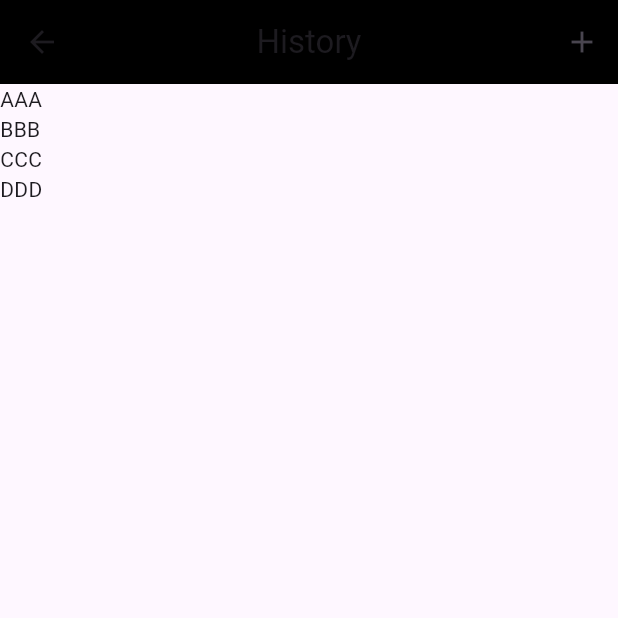
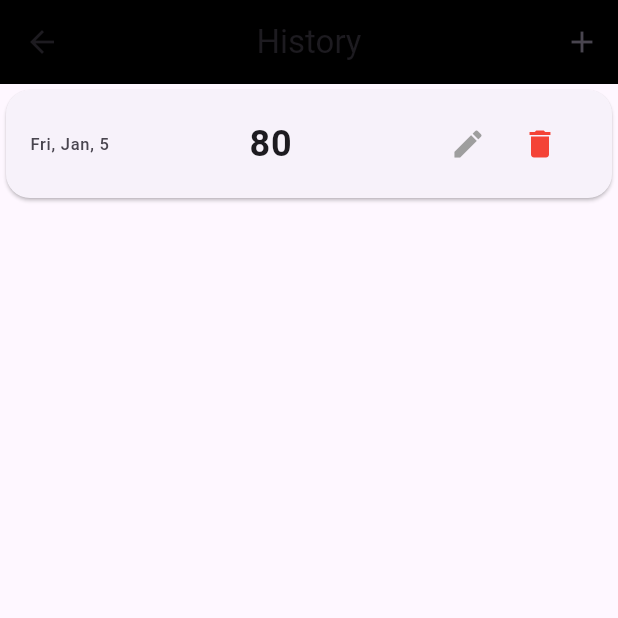
Before and after one commit to farukdidin25/weight_tracker_app, a Flutter app: the HistoryScreen screen opened directly, after a tap on the "add" icon, on a phone screen of 412 x 824 dp, the top half of it. Run offline on Flutter 3.47's test engine with Material 3 defaults, Android fonts, the light colour scheme and no system bars; our stand-ins replace animated_bottom_navigation_bar, freezed_annotation, get.

Commit message:
removeRecord method

```diff
--- a/lib/view-model/controller.dart
+++ b/lib/view-model/controller.dart
@@ -4,13 +4,18 @@ import '../models/record.dart';
 
 class Controller extends GetxController {
   var records = <Record>[
-    Record(dateTime: DateTime.now(), weight: 80, note: 'AAA'),
+    /*Record(dateTime: DateTime.now(), weight: 80, note: 'AAA'),
     Record(dateTime: DateTime.now(), weight: 81, note: 'BBB'),
     Record(dateTime: DateTime.now(), weight: 82, note: 'CCC'),
-    Record(dateTime: DateTime.now(), weight: 83, note: 'DDD'),
+    Record(dateTime: DateTime.now(), weight: 83, note: 'DDD'),*/
   ].obs;
 
   void addRecord(){
     records.add(Record(dateTime: DateTime.now(), weight: 80, note: 'XXXXX'),);
   }
+
+  void removeRecord(Record record){
+    records.remove(record);
+  }
+
 }
--- a/lib/views/history.dart
+++ b/lib/views/history.dart
@@ -1,6 +1,8 @@
 import 'package:flutter/material.dart';
 import 'package:get/get.dart';
+import 'package:weight_tracker_app/models/record.dart';
 import 'package:weight_tracker_app/view-model/controller.dart';
+import 'package:weight_tracker_app/widgets/record_list_tile.dart';
 
 class HistoryScreen extends StatefulWidget {
   const HistoryScreen({super.key});
@@ -14,7 +16,9 @@ class _HistoryScreen extends State<HistoryScreen> {
 
   @override
   Widget build(BuildContext context) {
-    return Scaffold(
+    RxList<Record> records = _controller.records;
+
+    return Obx(() => Scaffold(
         appBar: AppBar(
           centerTitle: true,
           title: Text('History'),
@@ -23,14 +27,16 @@ class _HistoryScreen extends State<HistoryScreen> {
                 onPressed: _controller.addRecord, icon: const Icon(Icons.add))
           ],
         ),
-        body: Obx(() => ListView(
-              physics: const BouncingScrollPhysics(),
-              children: [
-                Text(_controller.records[0].note!),
-                Text(_controller.records[1].note!),
-                Text(_controller.records[2].note!),
-                Text(_controller.records[3].note!)
-              ],
-            )));
+        body: records.isEmpty
+            ? Center(
+                child: Container(
+                  child: Text('Please Add Some Records'),
+                ),
+              )
+            : ListView(
+                physics: const BouncingScrollPhysics(),
+                children: records
+                    .map((record) => RecordListTile(record: record))
+                    .toList())));
   }
 }
--- a/lib/widgets/record_list_tile.dart
+++ b/lib/widgets/record_list_tile.dart
@@ -1,29 +1,57 @@
+// ignore_for_file: public_member_api_docs, sort_constructors_first
 import 'package:flutter/material.dart';
+import 'package:get/get.dart';
 import 'package:intl/intl.dart';
+import 'package:weight_tracker_app/models/record.dart';
+import 'package:weight_tracker_app/view-model/controller.dart';
 
 class RecordListTile extends StatelessWidget {
-  const RecordListTile({super.key});
+  final Record record;
+  RecordListTile({
+    Key? key,
+    required this.record,
+  }) : super(key: key);
+  final Controller _controller = Get.find();
 
   @override
   Widget build(BuildContext context) {
     return Card(
-      shape: RoundedRectangleBorder(
-        borderRadius: BorderRadius.circular(16)
-      ),
+      shape: RoundedRectangleBorder(borderRadius: BorderRadius.circular(16)),
       child: Padding(
-        padding: const EdgeInsets.only(top:8.0, bottom: 8.0 ),
+        padding: const EdgeInsets.only(top: 8.0, bottom: 8.0),
         child: ListTile(
-          leading: Text(DateFormat('EEE, MMM, d').format(DateTime.now())),
-          title: const Center(child: Text('75', style: TextStyle(fontSize: 24, fontWeight: FontWeight.bold),)),
-          trailing:  const Row(
-            mainAxisSize: MainAxisSize.min,
-            children: [
-              IconButton(onPressed: null, icon: Icon(Icons.edit, color: Colors.grey,)),
-              IconButton(onPressed: null, icon: Icon(Icons.delete, color: Colors.red,))
-            ],
-          ),
+          leading: _buildDate(),
+          title: _buildWeight(),
+          trailing: buildIcons(),
         ),
       ),
     );
   }
+
+  Row buildIcons() {
+    return Row(
+      mainAxisSize: MainAxisSize.min,
+      children: [
+        const IconButton(
+            onPressed: null,
+            icon: Icon(
+              Icons.edit,
+              color: Colors.grey,
+            )),
+        IconButton(
+            onPressed: () {
+              _controller.removeRecord(record);
+            },
+            icon: const Icon(Icons.delete, color: Colors.red)),
+      ],
+    );
+  }
+
+  Center _buildWeight() => Center(
+          child: Text(
+        '${record.weight}',
+        style: const TextStyle(fontSize: 24, fontWeight: FontWeight.bold),
+      ));
+
+  Text _buildDate() => Text(DateFormat('EEE, MMM, d').format(record.dateTime));
 }
```
